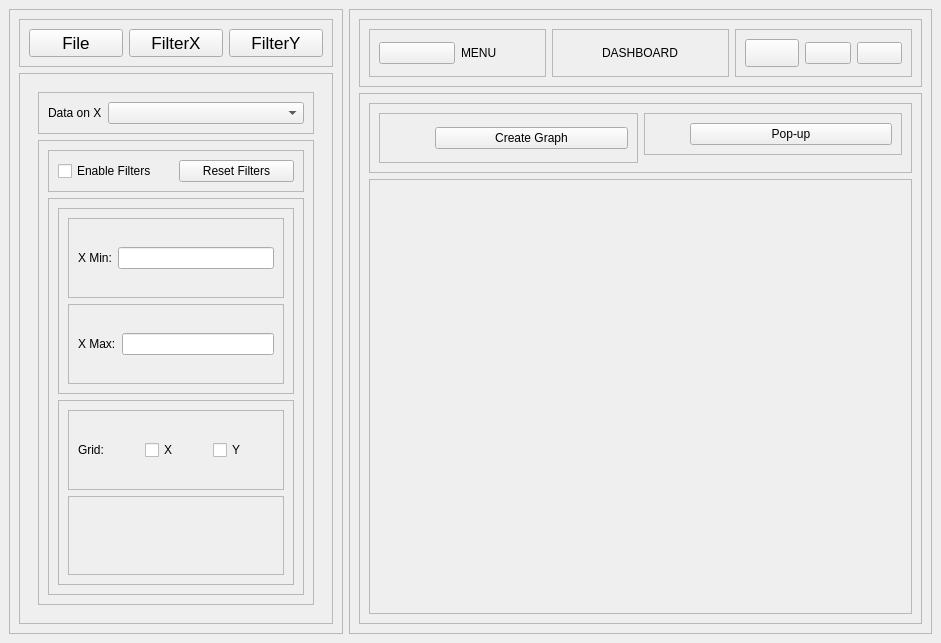
This is v1/form.ui in mertserafett1n/Desktop-App-to-Visualize-Data as Qt 5 draws it before an edit. The edited form follows.
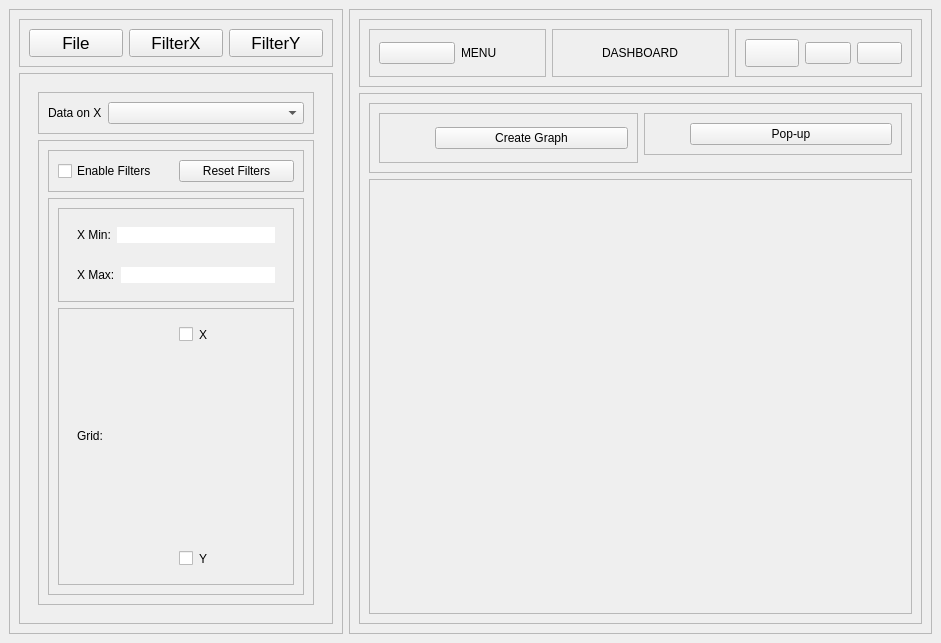
This is the edited form. The open tabs and pages were chosen to show the change. Icons and pictures are not drawn.

Commit message: right before exe file.

```diff
--- a/v1/form.ui
+++ b/v1/form.ui
@@ -388,6 +388,11 @@
                       <layout class="QVBoxLayout" name="verticalLayout_12">
                        <item>
                         <widget class="QFrame" name="frame_5">
+                         <property name="styleSheet">
+                          <string notr="true">border: none;
+  
+</string>
+                         </property>
                          <property name="frameShape">
                           <enum>QFrame::Shape::StyledPanel</enum>
                          </property>
@@ -410,6 +415,11 @@
                        </item>
                        <item>
                         <widget class="QFrame" name="frame_6">
+                         <property name="styleSheet">
+                          <string notr="true">border: none;
+  
+</string>
+                         </property>
                          <property name="frameShape">
                           <enum>QFrame::Shape::StyledPanel</enum>
                          </property>
@@ -444,47 +454,48 @@
                       <layout class="QVBoxLayout" name="verticalLayout_13">
                        <item>
                         <widget class="QFrame" name="frame_9">
+                         <property name="styleSheet">
+                          <string notr="true">border: none;
+  
+</string>
+                         </property>
                          <property name="frameShape">
                           <enum>QFrame::Shape::StyledPanel</enum>
                          </property>
                          <property name="frameShadow">
                           <enum>QFrame::Shadow::Raised</enum>
                          </property>
-                         <layout class="QHBoxLayout" name="horizontalLayout_16">
-                          <item>
+                         <layout class="QGridLayout" name="gridLayout">
+                          <item row="0" column="1">
                            <widget class="QLabel" name="label_9">
+                            <property name="sizePolicy">
+                             <sizepolicy hsizetype="Preferred" vsizetype="Expanding">
+                              <horstretch>0</horstretch>
+                              <verstretch>0</verstretch>
+                             </sizepolicy>
+                            </property>
                             <property name="text">
                              <string>Grid:</string>
                             </property>
                            </widget>
                           </item>
-                          <item>
-                           <widget class="QCheckBox" name="checkBoxGridX">
-                            <property name="text">
-                             <string>X</string>
-                            </property>
-                           </widget>
-                          </item>
-                          <item>
+                          <item row="1" column="2">
                            <widget class="QCheckBox" name="checkBoxGridY">
                             <property name="text">
                              <string>Y</string>
                             </property>
                            </widget>
                           </item>
+                          <item row="0" column="2" alignment="Qt::AlignmentFlag::AlignTop">
+                           <widget class="QCheckBox" name="checkBoxGridX">
+                            <property name="text">
+                             <string>X</string>
+                            </property>
+                           </widget>
+                          </item>
                          </layout>
                         </widget>
                        </item>
-                       <item>
-                        <widget class="QFrame" name="frame_10">
-                         <property name="frameShape">
-                          <enum>QFrame::Shape::StyledPanel</enum>
-                         </property>
-                         <property name="frameShadow">
-                          <enum>QFrame::Shadow::Raised</enum>
-                         </property>
-                        </widget>
-                       </item>
                       </layout>
                      </widget>
                     </item>
```
Left out of the diff: 6 changed lines with no effect on the pictures. The commit also changes 2 other files.
